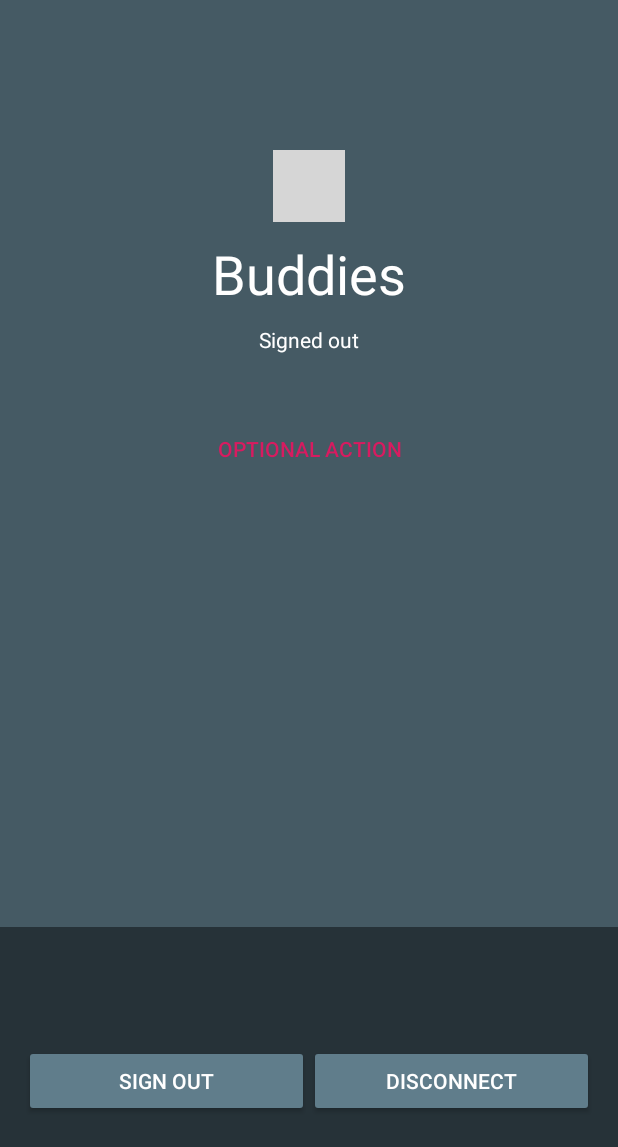
After one commit to mfocshaner/Buddies, an Android app: the layout activity_signin.xml on its own in the app's theme, with its tools: preview values and no code run, on a phone screen of 412 x 824 dp. The commit adds this screen. Shown: the top 1147 px of the screen. Run offline under Robolectric (Android 15) with nearby library versions, the phone set to English and light mode, and no system bars; grey boxes are pictures that could not be loaded.

Commit message:
Add signin activity (#5)
* Added sign in screen and connected to firebase

* Merge branch 'master' of /Users/matan/Buddies with conflicts.

```diff
--- a/app/src/main/java/com/huji/foodtricks/buddies/CreateEventActivity.java
+++ b/app/src/main/java/com/huji/foodtricks/buddies/CreateEventActivity.java
@@ -154,6 +154,4 @@ public class CreateEventActivity extends AppCompatActivity {
             }
         });
     }
-
-
 }
--- /dev/null
+++ b/app/src/main/res/layout/activity_signin.xml
@@ -0,0 +1,113 @@
+<LinearLayout xmlns:android="http://schemas.android.com/apk/res/android"
+    xmlns:tools="http://schemas.android.com/tools"
+    android:id="@+id/main_layout"
+    android:layout_width="match_parent"
+    android:layout_height="match_parent"
+    android:background="@color/blue_grey_700"
+    android:orientation="vertical"
+    android:weightSum="4"
+    tools:context=".SignInActivity">
+
+    <LinearLayout
+        android:layout_width="match_parent"
+        android:layout_height="0dp"
+        android:layout_weight="3"
+        android:gravity="center_horizontal"
+        android:orientation="vertical">
+
+        <ImageView
+            android:id="@+id/google_icon"
+            android:layout_width="48dp"
+            android:layout_height="48dp"
+            android:layout_marginBottom="10dp"
+            android:layout_marginTop="@dimen/g_top_margin"
+            android:contentDescription="@string/desc_google_icon"
+            android:src="@drawable/googleg_color" />
+
+        <TextView
+            android:id="@+id/title_text"
+            android:layout_width="wrap_content"
+            android:layout_height="wrap_content"
+            android:layout_marginBottom="10dp"
+            android:text="@string/title_text"
+            android:gravity="center"
+            android:textColor="@android:color/white"
+            android:textSize="36sp" />
+
+        <TextView
+            android:id="@+id/status"
+            android:layout_width="wrap_content"
+            android:layout_height="wrap_content"
+            android:text="@string/signed_out"
+            android:textColor="@android:color/white"
+            android:textSize="14sp" />
+
+        <TextView
+            android:id="@+id/detail"
+            android:layout_width="wrap_content"
+            android:layout_height="wrap_content"
+            android:fadeScrollbars="true"
+            android:gravity="center"
+            android:maxLines="5"
+            android:padding="10dp"
+            android:scrollbars="vertical"
+            android:textColor="@android:color/white"
+            android:textSize="14sp" />
+
+        <Button
+            android:id="@+id/button_optional_action"
+            style="@style/Base.Widget.AppCompat.Button.Borderless.Colored"
+            android:layout_width="wrap_content"
+            android:layout_height="wrap_content"
+            android:visibility="gone"
+            tools:text="Optional Action"
+            tools:visibility="visible" />
+
+    </LinearLayout>
+
+
+    <RelativeLayout
+        android:layout_width="fill_parent"
+        android:layout_height="0dp"
+        android:layout_weight="1"
+        android:background="@color/blue_grey_900">
+
+        <com.google.android.gms.common.SignInButton
+            android:id="@+id/signInButton"
+            android:layout_width="wrap_content"
+            android:layout_height="wrap_content"
+            android:layout_centerInParent="true"
+            android:visibility="visible"
+            tools:visibility="gone" />
+
+        <LinearLayout
+            android:id="@+id/signOutAndDisconnect"
+            android:layout_width="fill_parent"
+            android:layout_height="wrap_content"
+            android:layout_centerInParent="true"
+            android:orientation="horizontal"
+            android:paddingLeft="16dp"
+            android:paddingRight="16dp"
+            android:visibility="gone"
+            tools:visibility="visible">
+
+            <Button
+                android:id="@+id/signOutButton"
+                android:layout_width="0dp"
+                android:layout_height="wrap_content"
+                android:layout_weight="1"
+                android:text="@string/sign_out"
+                android:theme="@style/ThemeOverlay.MyDarkButton" />
+
+            <Button
+                android:id="@+id/disconnectButton"
+                android:layout_width="0dp"
+                android:layout_height="wrap_content"
+                android:layout_weight="1"
+                android:text="@string/disconnect"
+                android:theme="@style/ThemeOverlay.MyDarkButton" />
+        </LinearLayout>
+
+    </RelativeLayout>
+
+</LinearLayout>
--- a/app/src/main/res/values/colors.xml
+++ b/app/src/main/res/values/colors.xml
@@ -3,4 +3,9 @@
     <color name="colorPrimary">#008577</color>
     <color name="colorPrimaryDark">#00574B</color>
     <color name="colorAccent">#D81B60</color>
+    <color name="blue_grey_500">#607D8B</color>
+    <color name="blue_grey_600">#546E7A</color>
+    <color name="blue_grey_700">#455A64</color>
+    <color name="blue_grey_800">#37474F</color>
+    <color name="blue_grey_900">#263238</color>
 </resources>
--- a/app/src/main/res/values/dimens.xml
+++ b/app/src/main/res/values/dimens.xml
@@ -1,4 +1,9 @@
 <resources>
+    <!-- Default screen margins, per the Android Design guidelines. -->
+    <dimen name="activity_horizontal_margin">16dp</dimen>
+    <dimen name="activity_vertical_margin">16dp</dimen>
+
+    <dimen name="g_top_margin">100dp</dimen>
     <dimen name="fab_margin">16dp</dimen>
     <dimen name="standard_45">45</dimen>
     <dimen name="standard_21">21</dimen>
--- a/app/src/main/res/values/styles.xml
+++ b/app/src/main/res/values/styles.xml
@@ -2,10 +2,22 @@
 
     <!-- Base application theme. -->
     <style name="AppTheme" parent="Theme.AppCompat.Light.DarkActionBar">
-        <!-- Customize your theme here. -->
-        <item name="colorPrimary">@color/colorPrimary</item>
-        <item name="colorPrimaryDark">@color/colorPrimaryDark</item>
+        <item name="colorPrimary">@color/blue_grey_800</item>
+        <item name="colorPrimaryDark">@color/blue_grey_900</item>
         <item name="colorAccent">@color/colorAccent</item>
     </style>
 
+    <!-- Activity with no Title -->
+    <style name="ThemeOverlay.MyNoTitleActivity" parent="AppTheme">
+        <item name="windowActionBar">false</item>
+        <item name="windowNoTitle">true</item>
+    </style>
+
+    <!-- Dark Buttons -->
+    <style name="ThemeOverlay.MyDarkButton" parent="ThemeOverlay.AppCompat.Dark">
+        <item name="colorButtonNormal">@color/blue_grey_500</item>
+        <item name="android:textColor">@android:color/white</item>
+    </style>
+
+
 </resources>
--- a/build.gradle
+++ b/build.gradle
@@ -8,6 +8,7 @@ buildscript {
     }
     dependencies {
         classpath 'com.android.tools.build:gradle:3.2.1'
+        classpath 'com.google.gms:google-services:4.2.0'
 
 
         // NOTE: Do not place your application dependencies here; they belong
--- a/gradle.properties
+++ b/gradle.properties
@@ -11,3 +11,4 @@ org.gradle.jvmargs=-Xmx1536m
 # This option should only be used with decoupled projects. More details, visit
 # http://www.gradle.org/docs/current/userguide/multi_project_builds.html#sec:decoupled_projects
 # org.gradle.parallel=true
+org.gradle.daemon=false
```
Also changed, not shown: app/build.gradle (+7 -1 lines), app/src/main/AndroidManifest.xml (+12 -2 lines), app/src/main/java/com/huji/foodtricks/buddies/SignInActivity.java (added, +231 -0 lines), app/src/main/res/values/strings.xml (+62 -0 lines), 1 other file.
